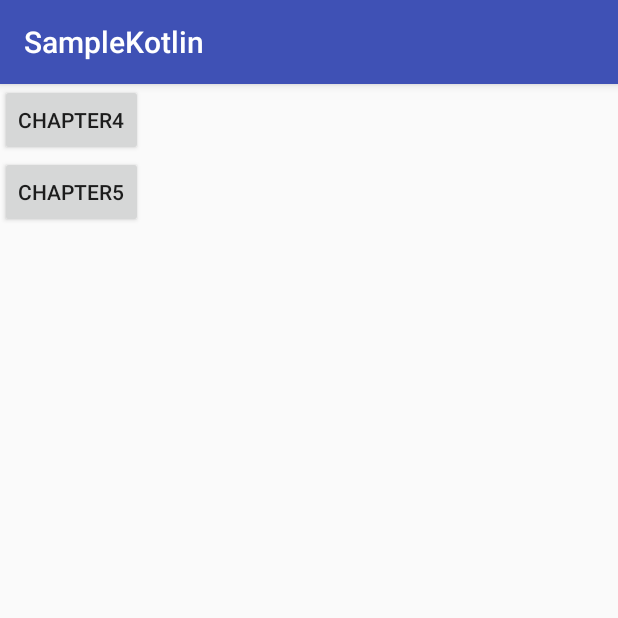
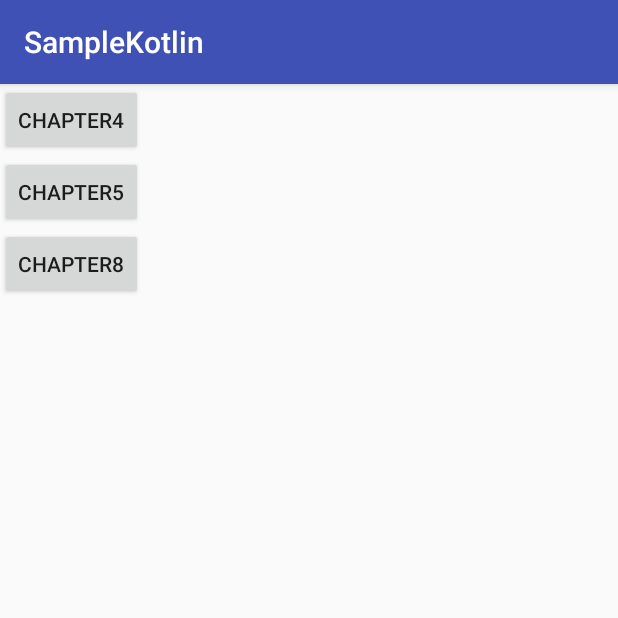
Before and after one commit to dongmin-shin/SampleKotlin, an Android app: the screen it shows after launch (MainActivity), on a phone screen of 412 x 824 dp, the top half of it. Run offline under Robolectric (Android 15) with nearby library versions, the phone set to English and light mode, and no system bars.

Commit message:
Chapter8 example commit

```diff
--- a/app/src/main/AndroidManifest.xml
+++ b/app/src/main/AndroidManifest.xml
@@ -1,6 +1,8 @@
 <?xml version="1.0" encoding="utf-8"?>
 <manifest xmlns:android="http://schemas.android.com/apk/res/android"
     package="com.example.dongminshin.samplekotlin">
+
+    <uses-permission android:name="android.permission.INTERNET" />
 
     <application
         android:allowBackup="true"
@@ -17,6 +19,7 @@
         </activity>
         <activity android:name=".Chapter4" />
         <activity android:name=".Chapter5" />
+        <activity android:name=".Chapter8"></activity>
     </application>
 
 </manifest>
--- a/app/src/main/java/com/example/dongminshin/samplekotlin/MainActivity.kt
+++ b/app/src/main/java/com/example/dongminshin/samplekotlin/MainActivity.kt
@@ -21,6 +21,11 @@ class MainActivity : AppCompatActivity() {
             startActivity(intent)
         }
 
+        chapter8Button.setOnClickListener {
+            var intent = Intent(applicationContext, Chapter8::class.java)
+            startActivity(intent)
+        }
+
     }
 
 }
--- a/app/src/main/res/layout/activity_main.xml
+++ b/app/src/main/res/layout/activity_main.xml
@@ -17,4 +17,10 @@
         android:layout_height="wrap_content"
         android:text="@string/chapter5" />
 
+    <Button
+        android:id="@+id/chapter8Button"
+        android:layout_width="wrap_content"
+        android:layout_height="wrap_content"
+        android:text="@string/chapter8" />
+
 </LinearLayout>
--- a/app/src/main/res/values/strings.xml
+++ b/app/src/main/res/values/strings.xml
@@ -3,5 +3,6 @@
 
     <string name="chapter4">Chapter4</string>
     <string name="chapter5">Chapter5</string>
+    <string name="chapter8">Chapter8</string>
 
 </resources>
```
Also changed, not shown: app/src/main/java/com/example/dongminshin/samplekotlin/Chapter8.kt (added, +30 -0 lines), app/src/main/java/com/example/dongminshin/samplekotlin/RequestForecast.kt (added, +28 -0 lines), app/src/main/res/layout/activity_chapter8.xml (added, +12 -0 lines), 1 other file.
